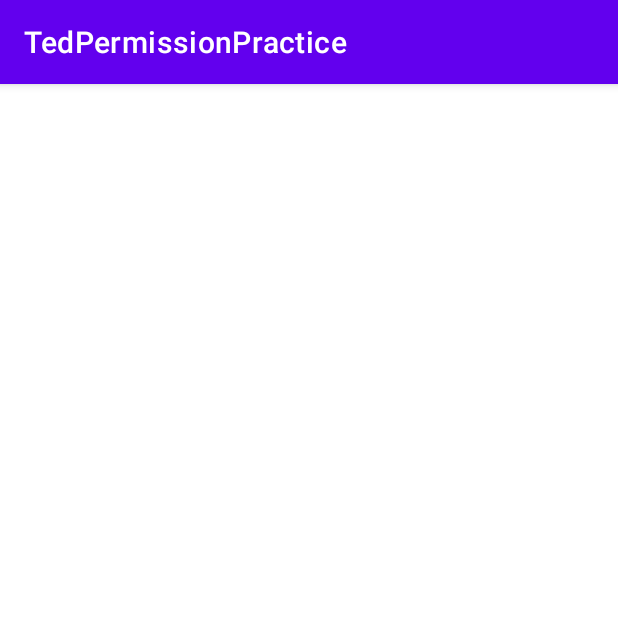
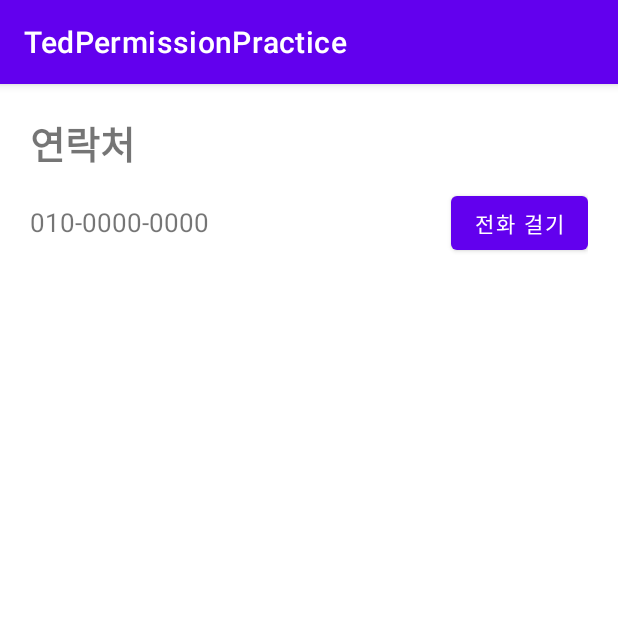
Before and after one commit to Sohee0428/TedPermissionPractice, an Android app: the screen it shows after launch (MainActivity), on a phone screen of 412 x 824 dp, the top half of it. Run offline under Robolectric (Android 15) with nearby library versions, the phone set to English and light mode, and no system bars.

Commit message:
전화 걸기 xml 만들기

```diff
--- a/app/src/main/res/layout/activity_main.xml
+++ b/app/src/main/res/layout/activity_main.xml
@@ -5,7 +5,39 @@
     android:layout_width="match_parent"
     android:layout_height="match_parent"
     android:orientation="vertical"
-    tools:context=".MainActivity">
+    tools:context=".MainActivity"
+    android:padding="20dp">
 
+    <TextView
+        android:layout_width="wrap_content"
+        android:layout_height="wrap_content"
+        android:text="연락처"
+        android:textSize="25sp"
+        android:textStyle="bold"/>
+
+    <LinearLayout
+        android:layout_width="match_parent"
+        android:layout_height="wrap_content"
+        android:orientation="horizontal"
+        android:layout_marginTop="10dp">
+
+        <TextView
+            android:layout_width="wrap_content"
+            android:layout_height="wrap_content"
+            android:text="010-0000-0000"
+            android:textSize="17sp" />
+
+        <TextView
+            android:layout_width="0dp"
+            android:layout_height="wrap_content"
+            android:layout_weight="1"/>
+
+        <Button
+            android:id="@+id/callBtn"
+            android:layout_width="wrap_content"
+            android:layout_height="wrap_content"
+            android:text="전화 걸기" />
+
+    </LinearLayout>
 
 </LinearLayout>
```
